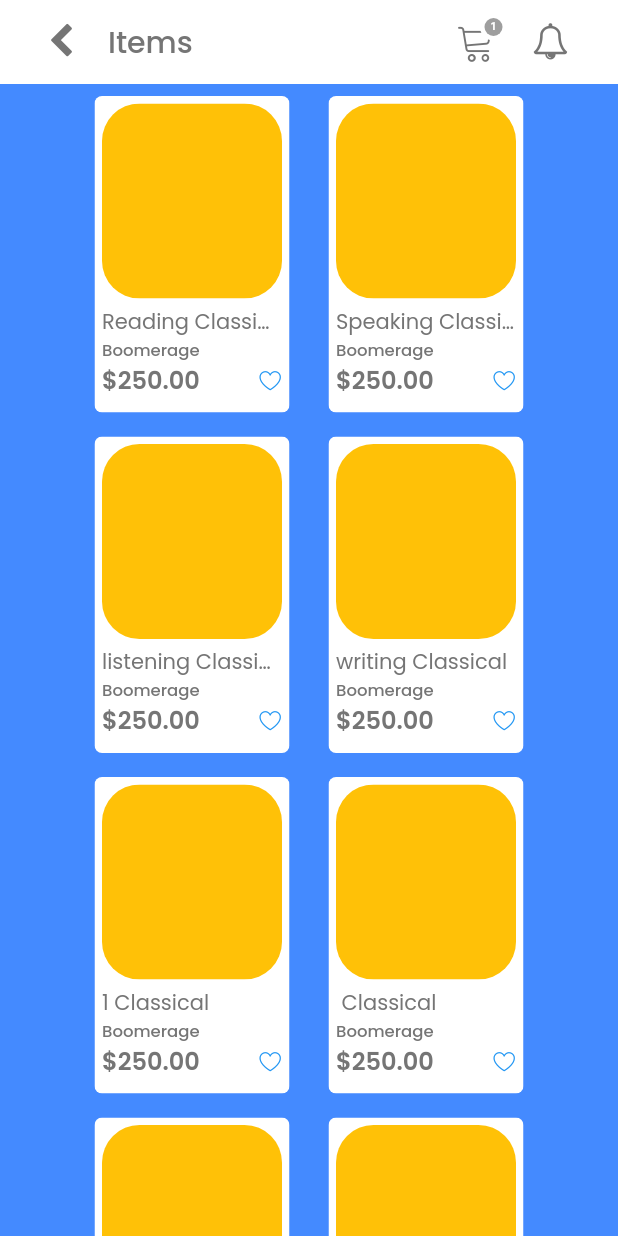
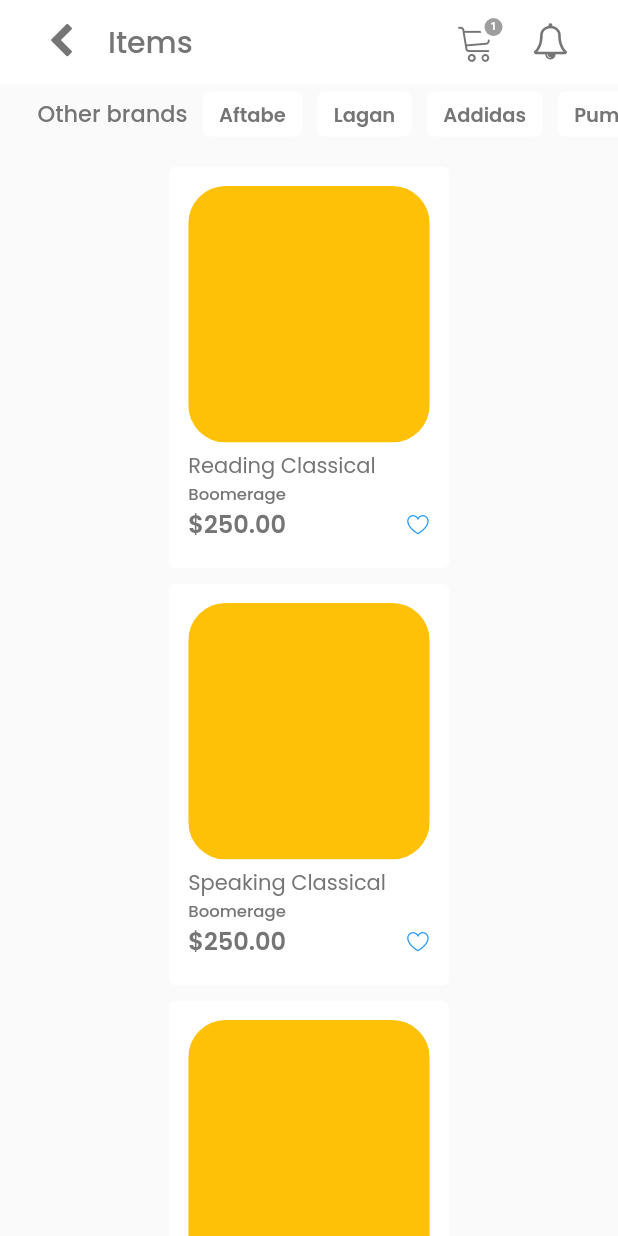
Before and after one commit to HamiiidAsgarian/flutter-tech-commerce-Cargo-, a Flutter app: the screen it shows after launch, after a tap on "View More", on a phone screen of 412 x 824 dp. Run offline on Flutter 3.47's test engine with Material 2 defaults, Android fonts, the phone set to English and light mode, and no system bars.

Commit message:
some changes

```diff
--- a/lib/screens/listeddItemsScreen.dart
+++ b/lib/screens/listeddItemsScreen.dart
@@ -30,12 +30,54 @@
             Navigator.pushNamed(context, "/");
           },
         ),
-        body: Container(
-          width: double.infinity,
-          color: Colors.blueAccent,
-          padding: EdgeInsets.symmetric(horizontal: 25, vertical: 0),
-          child: Center(
+        body: Column(children: [
+          Container(
+            // padding: EdgeInsets.symmetric(horizontal: 25),
+            height: 40,
+            // color: Colors.yellowAccent,
+            child: Row(
+              // mainAxisAlignment: MainAxisAlignment.center,
+              crossAxisAlignment: CrossAxisAlignment.center, //todo
+              children: [
+                SizedBox(width: 25),
+                Text("Other brands",
+                    style: itemBrandFontStyle.copyWith(fontSize: 15)),
+                SizedBox(width: 5),
+                Expanded(
+                    child: ListView(
+                  scrollDirection: Axis.horizontal,
+                  children: ['Aftabe', 'Lagan', 'Addidas', 'Puma', 'Banana']
+                      .map((e) => Padding(
+                            padding: EdgeInsets.all(5),
+                            child: Container(
+                              padding: EdgeInsets.symmetric(
+                                  horizontal: 10, vertical: 5),
+                              // width: 100,
+                              // color: Colors.blue,
+                              decoration: BoxDecoration(
+                                color: Colors.white,
+                                borderRadius:
+                                    BorderRadius.all(Radius.circular(5)),
+                                border: Border.all(
+                                    width: 1, color: appBargrey.withOpacity(0)),
+                              ),
+                              height: 30,
+                              child: Center(
+                                child: Text(e,
+                                    style: itemBrandFontStyle.copyWith(
+                                        fontSize: 13,
+                                        fontWeight: FontWeight.w600)),
+                              ),
+                            ),
+                          ))
+                      .toList(),
+                ))
+              ],
+            ),
+          ),
+          Expanded(
             child: SingleChildScrollView(
+              padding: EdgeInsets.symmetric(horizontal: 25, vertical: 10),
               // gridview.count
               // childAspectRatio: MediaQuery.of(context).size.height / 900,
               // // childAspectRatio: 2,
@@ -43,7 +85,8 @@
               // mainAxisSpacing: 10,
               // crossAxisCount: 2,
               child: Wrap(
-                alignment: WrapAlignment.spaceBetween,
+                spacing: 0, runSpacing: 0,
+                // alignment: WrapAlignment.spaceAround,
                 // crossAxisAlignment: WrapCrossAlignment.center,
                 children: [
                   "Reading",
@@ -65,13 +108,27 @@
                   "writing",
                   '1',
                 ]
-                    .map<Widget>((dynamic itemTitle) => Item(
-                          title: itemTitle,
+                    .map<Widget>((dynamic itemTitle) => Padding(
+                          padding:
+                              EdgeInsets.symmetric(horizontal: 5, vertical: 5),
+                          child: ClipRRect(
+                            borderRadius: BorderRadius.circular(5),
+                            child: Container(
+                              color: Colors.white,
+                              // width: (MediaQuery.of(context).size.width / 2) - 5,
+                              child: Item(
+                                title: itemTitle,
+                                imageWidth:
+                                    (MediaQuery.of(context).size.width / 2) -
+                                        35,
+                              ),
+                            ),
+                          ),
                         ))
                     .toList(),
               ),
             ),
           ),
-        ));
+        ]));
   }
 }
--- a/lib/screens/mainScreen.dart
+++ b/lib/screens/mainScreen.dart
@@ -25,6 +25,7 @@
 class _MainScreenState extends State<MainScreen> {
   var currentpage1 = 0;
   List<Widget> screens = [
+    // ListedItemsScreen(),
     MainScreenContetnts(),
     CategoryScreen(),
     // CartScreen(),
@@ -86,7 +87,7 @@
                   height:
                       200, //////////////////////////////* carousel Section height
                   child: Carousel(sliderIndex: sliderIndex, itemIndex: 0)),
-              ScrollviewCategory(sectionTitle: "For Men"),
+              ScrollviewCategory(sectionTitle: "For Mewwwwwn"),
               WindowsCategorySection(),
               ScrollviewCategory(sectionTitle: "For Men"),
               ScrollviewCategory(sectionTitle: "For Men"),
--- a/lib/widgets/forCategorySection.dart
+++ b/lib/widgets/forCategorySection.dart
@@ -13,6 +13,8 @@
 
   @override
   Widget build(BuildContext context) {
+    List<String>? mainScreenItems = ['a', 'b', 'c', 'd', 'e', 'f', 'g', 'h'];
+
     return Container(
       padding: EdgeInsets.only(left: 25, right: 25, top: 10, bottom: 5),
       color: Colors.white,
@@ -22,13 +24,12 @@
         SingleChildScrollView(
           scrollDirection: Axis.horizontal,
           child: Row(
-            children: [
-              Item(title: "${this.sectionTitle}1"),
-              Item(title: "${this.sectionTitle}2"),
-              Item(title: "${this.sectionTitle}3"),
-              Item(title: "${this.sectionTitle}4"),
-            ],
-          ),
+              children: mainScreenItems
+                  .map((e) => Container(
+                      color: Colors.white,
+                      padding: EdgeInsets.only(right: 10),
+                      child: Item(title: e)))
+                  .toList()),
         ),
       ]),
     );
--- a/lib/widgets/item.dart
+++ b/lib/widgets/item.dart
@@ -5,8 +5,9 @@
 
 class Item extends StatelessWidget {
   final String? title;
+  final double imageWidth;
 
-  const Item({Key? key, this.title}) : super(key: key);
+  const Item({Key? key, this.title, this.imageWidth = 130}) : super(key: key);
 
   Future<Widget> loadimage(url) async {
     var a = Image.network(url);
@@ -24,12 +25,12 @@
                 builder: (context) => ItemDetailScreen(title: this.title)));
       },
       child: Padding(
-        padding: EdgeInsets.symmetric(horizontal: 5),
+        padding: EdgeInsets.symmetric(horizontal: 0),
         child: ClipRRect(
           borderRadius: BorderRadius.all(Radius.circular(5)),
           child: Container(
             padding: EdgeInsets.all(5),
-            width: 130,
+            width: this.imageWidth,
             // margin: EdgeInsets.only(right: 20),
             // padding: EdgeInsets.symmetric(horizontal: 5, vertical: 5),
             color: Colors
@@ -40,7 +41,7 @@
               children: [
                 Container(
                   ////////////////////////////////////////* item image frame
-                  height: 130,
+                  height: this.imageWidth,
                   child: ClipRRect(
                     borderRadius: BorderRadius.circular(25),
                     child: Hero(
```
